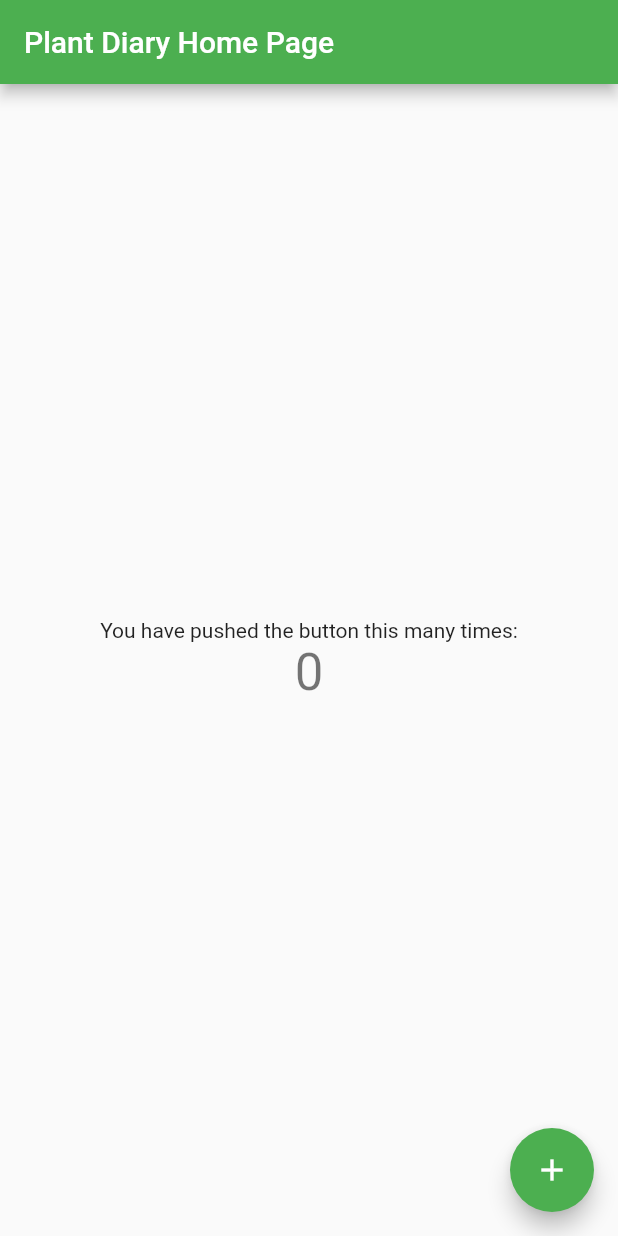
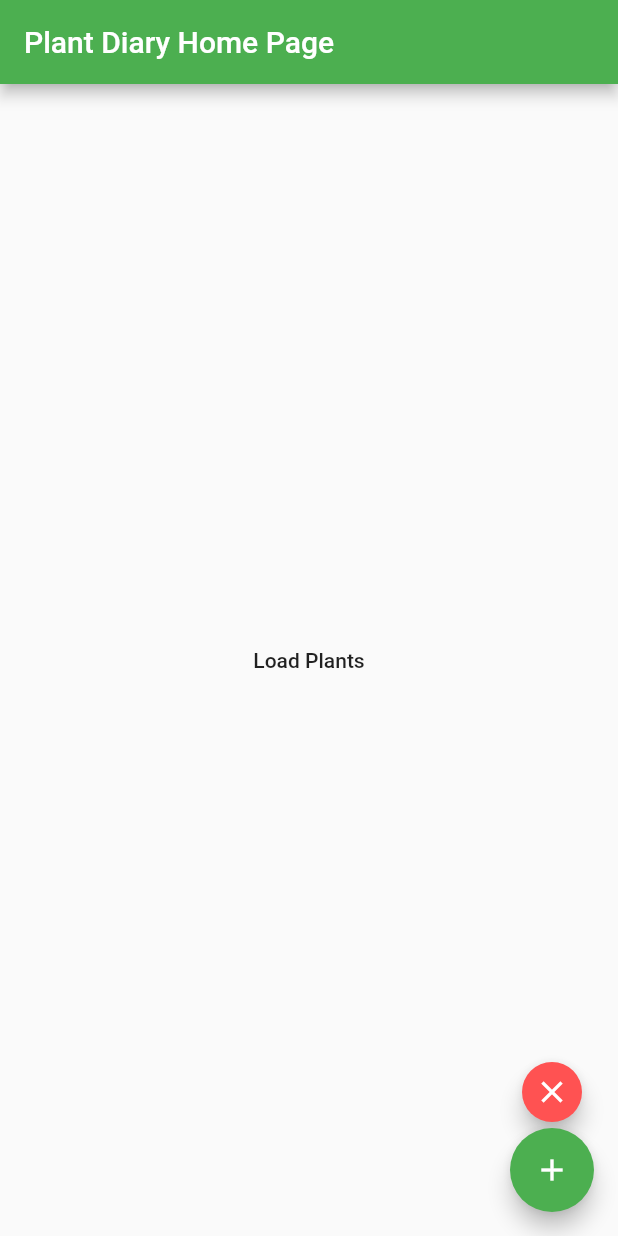
Before and after one commit to nebojsas/plant_diary, a Flutter app: the screen it shows after launch, on a phone screen of 412 x 824 dp. Run offline on Flutter 3.47's test engine with Material 2 defaults, Android fonts, the light colour scheme and no system bars; our stand-ins replace bloc, flutter_bloc.

Commit message:
Added bloc for plants

```diff
--- /dev/null
+++ b/lib/bloc/plants_bloc.dart
@@ -0,0 +1,58 @@
+import 'package:bloc/bloc.dart';
+import 'package:plant_diary/bloc/plants_state.dart';
+
+enum PlantsEvent { load, add, remove }
+
+class PlantsBloc extends Bloc<PlantsEvent, PlantsState> {
+  PlantsBloc() : super(PlantsState.empty());
+
+  @override
+  Future<void> onChange(Change<PlantsState> change) async {
+    print(change);
+    super.onChange(change);
+  }
+
+  @override
+  void onError(Object error, StackTrace stackTrace) {
+    print('$error, $stackTrace');
+    super.onError(error, stackTrace);
+  }
+
+  @override
+  Stream<PlantsState> mapEventToState(PlantsEvent event) async* {
+    switch (event) {
+      case PlantsEvent.load:
+        yield PlantsState.loading();
+        await Future.delayed(Duration(milliseconds: 300));
+        yield PlantsState.loaded(serverPlantList);
+        break;
+      case PlantsEvent.add:
+        final plants = state.plants.toList();
+        yield PlantsState.loading();
+        await Future.delayed(Duration(milliseconds: 300));
+        yield PlantsState.loaded(
+            plants..add(Plant('Plant ${plants.length + 1}')));
+        break;
+      case PlantsEvent.remove:
+        final plants = state.plants.toList();
+        yield PlantsState.loading();
+        await Future.delayed(Duration(milliseconds: 300));
+        yield plants.isEmpty
+            ? PlantsState.empty()
+            : PlantsState.loaded(plants..removeLast());
+        break;
+    }
+  }
+
+  void loadPlants() {
+    add((PlantsEvent.load));
+  }
+
+  void addPlant() {
+    add((PlantsEvent.add));
+  }
+
+  void removePlant() {
+    add((PlantsEvent.remove));
+  }
+}
--- /dev/null
+++ b/lib/bloc/plants_state.dart
@@ -0,0 +1,28 @@
+import 'dart:collection';
+
+final serverPlantList = UnmodifiableListView<Plant>([
+  Plant('plant 1'),
+  Plant('plant 2'),
+  Plant('plant 3'),
+  Plant('plant 4'),
+  Plant('plant 5'),
+  Plant('plant 6'),
+]);
+
+class PlantsState {
+  final List<Plant> plants;
+  final bool isLoading;
+
+  const PlantsState._(this.plants, this.isLoading);
+
+  static PlantsState loading() => PlantsState._(List.empty(), true);
+  static PlantsState loaded(List<Plant> plants) => PlantsState._(plants, false);
+  static PlantsState empty() => PlantsState._(List.empty(), false);
+
+  bool isEmpty() => plants.isEmpty;
+}
+
+class Plant {
+  final String name;
+  const Plant(this.name);
+}
--- a/lib/main.dart
+++ b/lib/main.dart
@@ -1,4 +1,7 @@
 import 'package:flutter/material.dart';
+import 'package:flutter_bloc/flutter_bloc.dart';
+import 'package:plant_diary/bloc/plants_bloc.dart';
+import 'package:plant_diary/bloc/plants_state.dart';
 
 void main() {
   runApp(MyApp());
@@ -8,7 +11,9 @@ class MyApp extends StatelessWidget {
   // This widget is the root of your application.
   @override
   Widget build(BuildContext context) {
-    return MaterialApp(
+    return MultiBlocProvider(
+      providers: [BlocProvider(create: (_) => PlantsBloc())],
+      child: MaterialApp(
         title: 'Plant Diary',
         theme: ThemeData(
           // This is the theme of your application.
@@ -27,6 +32,7 @@ class MyApp extends StatelessWidget {
           visualDensity: VisualDensity.adaptivePlatformDensity,
         ),
         home: MyHomePage(title: 'Plant Diary Home Page'),
+      ),
     );
   }
 }
@@ -80,38 +86,49 @@ class _MyHomePageState extends State<MyHomePage> {
       body: Center(
         // Center is a layout widget. It takes a single child and positions it
         // in the middle of the parent.
-        child: Column(
-          // Column is also a layout widget. It takes a list of children and
-          // arranges them vertically. By default, it sizes itself to fit its
-          // children horizontally, and tries to be as tall as its parent.
-          //
-          // Invoke "debug painting" (press "p" in the console, choose the
-          // "Toggle Debug Paint" action from the Flutter Inspector in Android
-          // Studio, or the "Toggle Debug Paint" command in Visual Studio Code)
-          // to see the wireframe for each widget.
-          //
-          // Column has various properties to control how it sizes itself and
-          // how it positions its children. Here we use mainAxisAlignment to
-          // center the children vertically; the main axis here is the vertical
-          // axis because Columns are vertical (the cross axis would be
-          // horizontal).
-          mainAxisAlignment: MainAxisAlignment.center,
-          children: <Widget>[
-            Text(
-              'You have pushed the button this many times:',
+        child: BlocConsumer<PlantsBloc, PlantsState>(
+            builder: (context, state) => Center(
+                child: state.isLoading
+                    ? CircularProgressIndicator()
+                    : state.isEmpty()
+                        ? FlatButton(
+                            onPressed: () {
+                              context.bloc<PlantsBloc>().loadPlants();
+                            },
+                            child: Text('Load Plants'),
+                          )
+                        : ListView(
+                            children: state.plants
+                                .map((plantItem) => ListTile(
+                                      title: Text(plantItem.name),
+                                    ))
+                                .toList(),
+                          )),
+            listener: (context, state) => {}),
       ),
-            Text(
-              '$_counter',
-              style: Theme.of(context).textTheme.headline4,
+      floatingActionButton: Column(
+        mainAxisSize: MainAxisSize.max,
+        mainAxisAlignment: MainAxisAlignment.end,
+        children: [
+          FloatingActionButton(
+            onPressed: () {
+              context.bloc<PlantsBloc>().removePlant();
+            },
+            tooltip: 'Remove',
+            mini: true,
+            backgroundColor: Colors.redAccent,
+            child: Icon(Icons.close),
+          ),
+          FloatingActionButton(
+            isExtended: true,
+            onPressed: () {
+              context.bloc<PlantsBloc>().addPlant();
+            },
+            tooltip: 'Add',
+            child: Icon(Icons.add),
           ),
         ],
       ),
-      ),
-      floatingActionButton: FloatingActionButton(
-        onPressed: _incrementCounter,
-        tooltip: 'Increment',
-        child: Icon(Icons.add),
-      ), // This trailing comma makes auto-formatting nicer for build methods.
     );
   }
 }
```
Also changed, not shown: pubspec.yaml (+3 -8 lines). Lines whose indentation alone changed are shown as unchanged.
